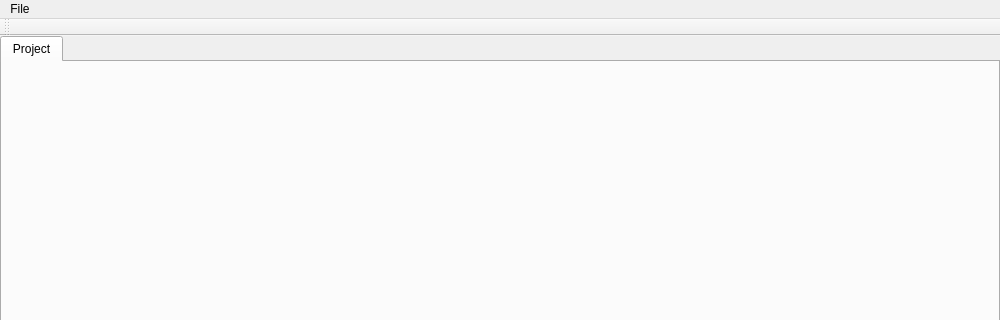
First picture: the form in mainwindow.ui, repository strattonbrazil/recife, before the edit; both pictures show x 0 to 1000 and y 0 to 320 of the 1000 by 600 pixel window.
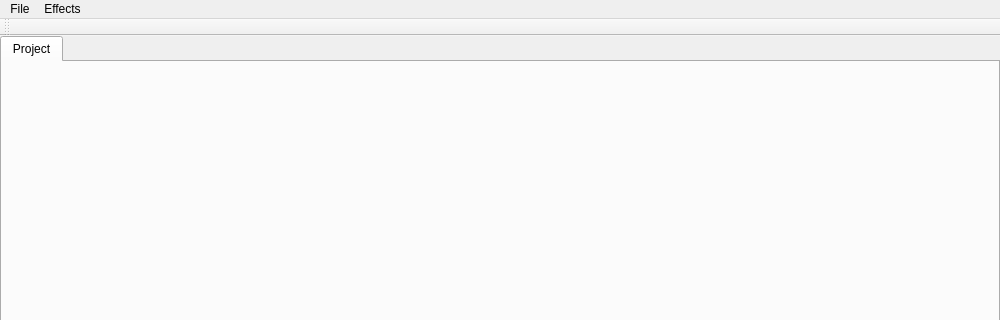
Second picture: the form after the edit.

Commit message: Infrastructure for adding effects on layers

Patch:
```diff
--- a/mainwindow.ui
+++ b/mainwindow.ui
@@ -72,7 +72,14 @@
     <addaction name="separator"/>
     <addaction name="actionExit"/>
    </widget>
+   <widget class="QMenu" name="menuEffects">
+    <property name="title">
+     <string>Effects</string>
+    </property>
+    <addaction name="actionColorKeyEffect"/>
+   </widget>
    <addaction name="menuFile"/>
+   <addaction name="menuEffects"/>
   </widget>
   <widget class="QToolBar" name="mainToolBar">
    <attribute name="toolBarArea">
```
Left out of the diff: 8 changed lines with no effect on the pictures. The commit also changes 17 other files.
